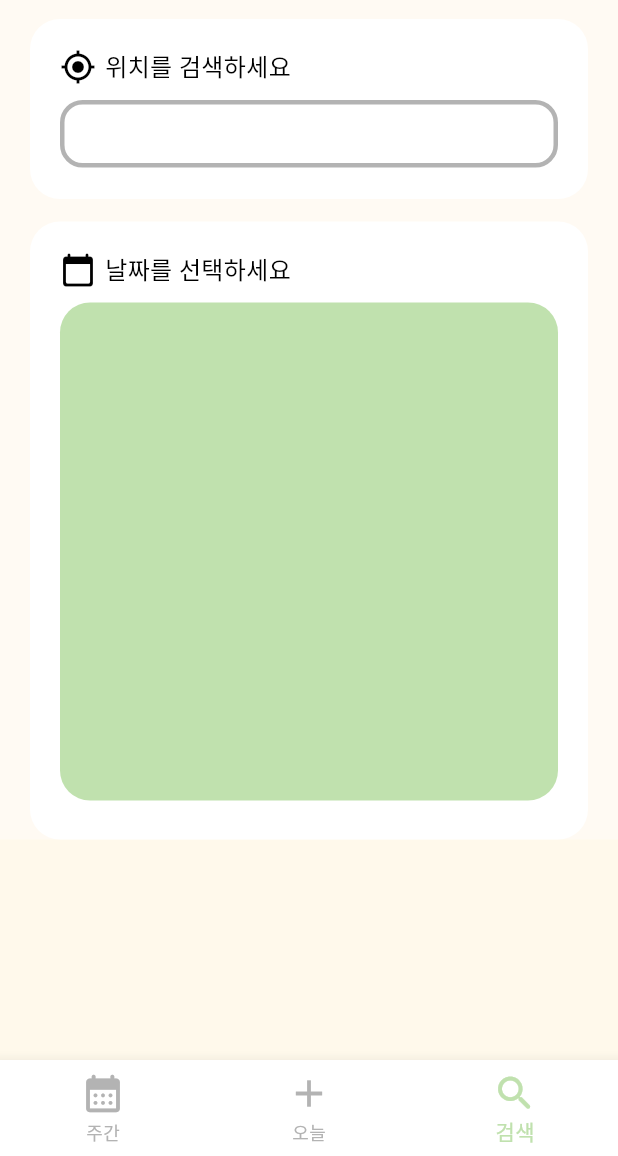
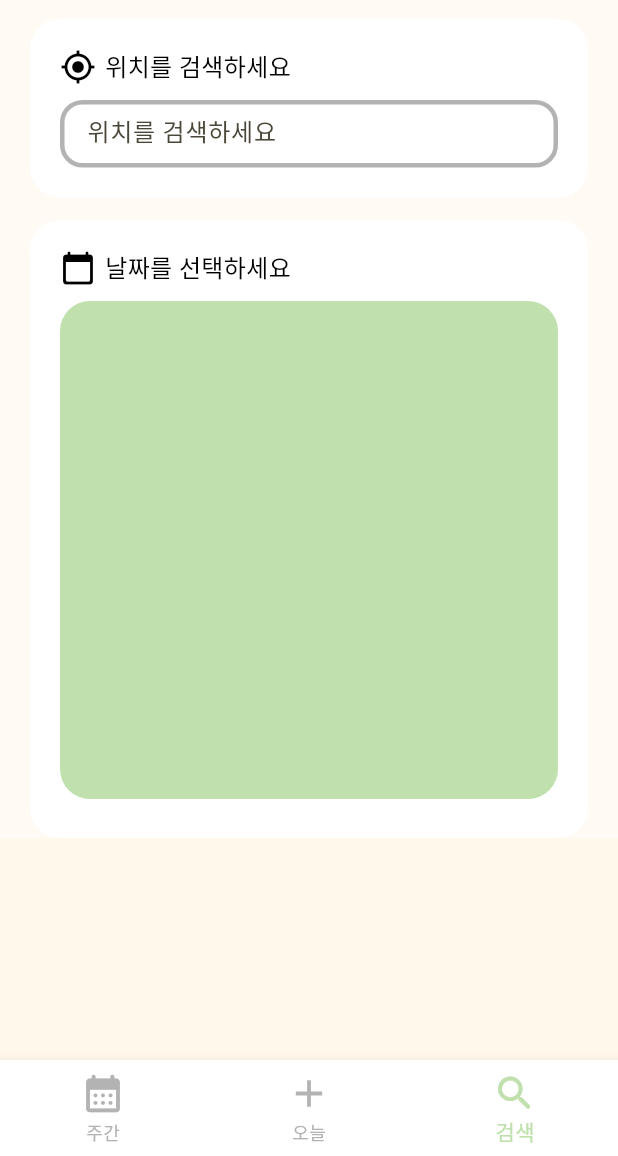
Before and after one commit to y-y41/OOTD-Front, a Flutter app: the screen it shows after launch, item 3 of the bottom bar chosen, on a phone screen of 412 x 824 dp, the part 80-1236 px from its top. Run offline on Flutter 3.47's test engine with Material 3 defaults, Android fonts, the phone set to English and light mode, and no system bars; our stand-ins replace camera, fl_chart, flutter_dotenv; network calls fail; Roboto replaces fonts that are missing (Pretendard); project files that could hold a hidden picture were left out.

Commit message:
도시 검색

```diff
--- a/lib/data/city_data.dart
+++ b/lib/data/city_data.dart
@@ -0,0 +1,91 @@
+final Map<String, String> cityData = {
+  'Abidjan': 'Ivory Coast',
+  'Abu Dhabi': 'United Arab Emirates',
+  'Abuja': 'Nigeria',
+  'Accra': 'Ghana',
+  'Addis Ababa': 'Ethiopia',
+  'Ahmedabad': 'India',
+  'Aleppo': 'Syria',
+  'Alexandria': 'Egypt',
+  'Algiers': 'Algeria',
+  'Almaty': 'Kazakhstan',
+  'Amman': 'Jordan',
+  'Amsterdam': 'Netherlands',
+  'Ankara': 'Turkey',
+  'Antananarivo': 'Madagascar',
+  'Apia': 'Samoa',
+  'Athens': 'Greece',
+  'Auckland': 'New Zealand',
+  'Baghdad': 'Iraq',
+  'Baku': 'Azerbaijan',
+  'Bamako': 'Mali',
+  'Bangkok': 'Thailand',
+  'Beijing': 'China',
+  'Beirut': 'Lebanon',
+  'Berlin': 'Germany',
+  'Bern': 'Switzerland',
+  'Bogota': 'Colombia',
+  'Brasilia': 'Brazil',
+  'Brisbane': 'Australia',
+  'Brussels': 'Belgium',
+  'Bucharest': 'Romania',
+  'Budapest': 'Hungary',
+  'Buenos Aires': 'Argentina',
+  'Cairo': 'Egypt',
+  'Cape Town': 'South Africa',
+  'Caracas': 'Venezuela',
+  'Casablanca': 'Morocco',
+  'Chicago': 'United States',
+  'Colombo': 'Sri Lanka',
+  'Copenhagen': 'Denmark',
+  'Daejeon': 'South Korea',
+  'Dhaka': 'Bangladesh',
+  'Doha': 'Qatar',
+  'Dubai': 'United Arab Emirates',
+  'Dublin': 'Ireland',
+  'Hanoi': 'Vietnam',
+  'Harare': 'Zimbabwe',
+  'Helsinki': 'Finland',
+  'Ho Chi Minh City': 'Vietnam',
+  'Hong Kong': 'Hong Kong',
+  'Islamabad': 'Pakistan',
+  'Istanbul': 'Turkey',
+  'Jakarta': 'Indonesia',
+  'Johannesburg': 'South Africa',
+  'Kabul': 'Afghanistan',
+  'Karachi': 'Pakistan',
+  'Kathmandu': 'Nepal',
+  'Kuala Lumpur': 'Malaysia',
+  'Kuwait City': 'Kuwait',
+  'Kyiv': 'Ukraine',
+  'Lagos': 'Nigeria',
+  'Lahore': 'Pakistan',
+  'Lisbon': 'Portugal',
+  'London': 'United Kingdom',
+  'Los Angeles': 'United States',
+  'Madrid': 'Spain',
+  'Manila': 'Philippines',
+  'Mexico City': 'Mexico',
+  'Moscow': 'Russia',
+  'Mumbai': 'India',
+  'Nairobi': 'Kenya',
+  'New Delhi': 'India',
+  'New York City': 'United States',
+  'Oslo': 'Norway',
+  'Paris': 'France',
+  'Prague': 'Czech Republic',
+  'Riyadh': 'Saudi Arabia',
+  'Rome': 'Italy',
+  'Seoul': 'South Korea',
+  'Shanghai': 'China',
+  'Singapore': 'Singapore',
+  'Sydney': 'Australia',
+  'Taipei': 'Taiwan',
+  'Tehran': 'Iran',
+  'Tokyo': 'Japan',
+  'Toronto': 'Canada',
+  'Vienna': 'Austria',
+  'Warsaw': 'Poland',
+  'Washington, D.C.': 'United States',
+  'Zurich': 'Switzerland',
+};
--- /dev/null
+++ b/lib/pages/show_result_page.dart
@@ -0,0 +1,12 @@
+import 'package:flutter/material.dart';
+
+class ShowResultPage extends StatelessWidget {
+  final String cityName;
+
+  const ShowResultPage({Key? key, required this.cityName}) : super(key: key);
+
+  @override
+  Widget build(BuildContext context) {
+    return const Placeholder();
+  }
+}
--- a/lib/screens/search_screen.dart
+++ b/lib/screens/search_screen.dart
@@ -1,8 +1,28 @@
 import 'package:flutter/material.dart';
 import 'package:madcamp_w2/config/color_chart.dart';
+import 'package:madcamp_w2/data/city_data.dart';
+import 'package:madcamp_w2/pages/show_result_page.dart';
+import 'package:madcamp_w2/services/weather_service.dart';
 
-class SearchScreen extends StatelessWidget {
+class SearchScreen extends StatefulWidget {
   const SearchScreen({Key? key}) : super(key: key);
+
+  @override
+  State<SearchScreen> createState() => _SearchScreenState();
+}
+
+class _SearchScreenState extends State<SearchScreen> {
+  String query = '';
+  List<MapEntry<String, String>> filteredCities = [];
+  final TextEditingController _searchController = TextEditingController();
+
+  (String city, String country) splitCityCountry(String fullName) {
+    final parts = fullName.split(',');
+    if (parts.length > 1) {
+      return (parts[0].trim(), parts[1].trim());
+    }
+    return (fullName, '');
+  }
 
   @override
   Widget build(BuildContext context) {
@@ -11,11 +31,12 @@ class SearchScreen extends StatelessWidget {
         children: [
           Container(
             width: MediaQuery.of(context).size.width,
-            height: 120,
+            // height: 120,
             padding: EdgeInsets.all(20),
             decoration: BoxDecoration(
                 color: Colors.white, borderRadius: BorderRadius.circular(20)),
             child: Column(
+              mainAxisSize: MainAxisSize.min,
               children: [
                 Row(
                   children: [
@@ -46,7 +67,74 @@ class SearchScreen extends StatelessWidget {
                       borderRadius: BorderRadius.circular(15),
                       border:
                           Border.all(color: ColorChart.ootdTextGrey, width: 3)),
-                )
+                  child: TextField(
+                    controller: _searchController,
+                    onChanged: (value) {
+                      setState(() {
+                        query = value;
+                        if (value.isEmpty) {
+                          filteredCities = [];
+                        } else {
+                          filteredCities = cityData.entries
+                              .where((entry) =>
+                                  entry.value
+                                      .toLowerCase()
+                                      .contains(value.toLowerCase()) ||
+                                  entry.key
+                                      .toLowerCase()
+                                      .contains(value.toLowerCase()))
+                              .toList();
+                        }
+                      });
+                    },
+                    decoration: InputDecoration(
+                        contentPadding:
+                            EdgeInsets.symmetric(horizontal: 15, vertical: 10),
+                        hintText: '위치를 검색하세요',
+                        border: InputBorder.none),
+                  ),
+                ),
+                if (filteredCities.isNotEmpty)
+                  Container(
+                    width: MediaQuery.of(context).size.width - 80,
+                    constraints: BoxConstraints(maxHeight: 200),
+                    margin: EdgeInsets.only(top: 5),
+                    decoration: BoxDecoration(
+                        color: Colors.white,
+                        borderRadius: BorderRadius.circular(15),
+                        border: Border.all(
+                            color: ColorChart.ootdTextGrey, width: 1)),
+                    child: ListView.separated(
+                      shrinkWrap: true,
+                      itemCount: filteredCities.length,
+                      separatorBuilder: (context, index) => Divider(
+                        height: 1,
+                      ),
+                      itemBuilder: (context, index) {
+                        final city = filteredCities[index];
+                        // final (cityName, countryName) =
+                        //     splitCityCountry(city.value);
+
+                        return ListTile(
+                          title: Text(
+                            '${city.key}, ${city.value}',
+                            style: TextStyle(fontSize: 14, color: Colors.grey),
+                          ),
+                          onTap: () {
+                            setState(() {
+                              _searchController.text = city.key;
+                              filteredCities = [];
+                            });
+                            Navigator.push(
+                                context,
+                                MaterialPageRoute(
+                                    builder: (context) =>
+                                        ShowResultPage(cityName: city.value)));
+                          },
+                        );
+                      },
+                    ),
+                  )
               ],
             ),
           ),
```
